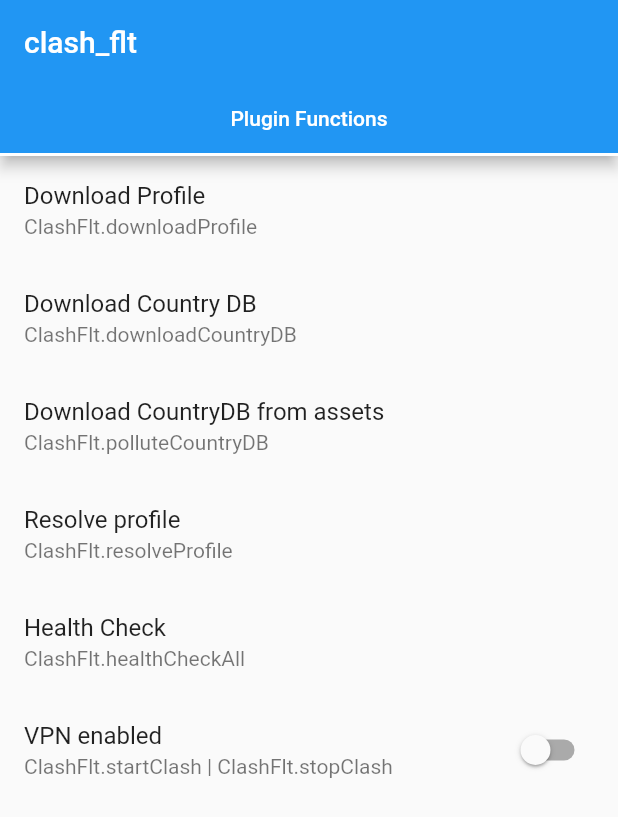
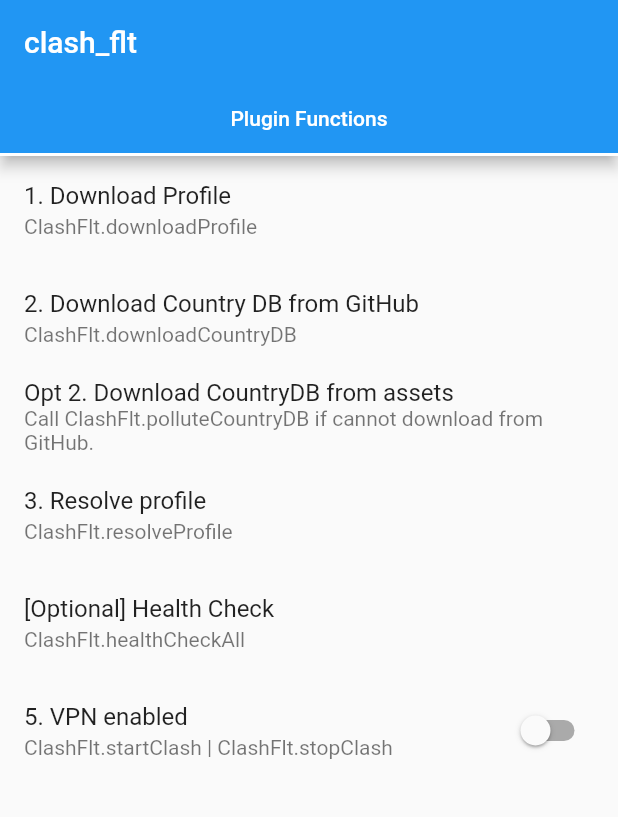
Before and after one commit to LondonX/clash_flt, a Flutter app: the screen it shows after launch, on a phone screen of 412 x 824 dp. Shown: the top 817 px of the screen. Run offline on Flutter 3.47's test engine with Material 2 defaults, Android fonts, the phone set to English and light mode, and no system bars; our stand-ins replace yaml; missing offline and left inert: dart_ping, flutter_emoji.

Commit message:
Rebuild Android

```diff
--- a/example/lib/named_proxy_group_view.dart
+++ b/example/lib/named_proxy_group_view.dart
@@ -27,7 +27,7 @@ class _NamedProxyGroupViewState extends State<NamedProxyGroupView> {
 
   _healthCheck(Proxy proxy) async {
     await ClashFlt.instance.healthCheck(proxy);
-    setState(() {});
+    if (mounted) setState(() {});
   }
 
   _mapProxies() {
--- a/example/lib/plugin_functions_view.dart
+++ b/example/lib/plugin_functions_view.dart
@@ -49,7 +49,7 @@ class _PluginFunctionsViewState extends State<PluginFunctionsView> {
           valueListenable: ClashFlt.instance.profileFile,
           builder: (context, profileFile, child) {
             return ListTile(
-              title: const Text("Download Profile"),
+              title: const Text("1. Download Profile"),
               subtitle: ValueListenableBuilder<bool>(
                 valueListenable: ClashFlt.instance.profileDownloading,
                 builder: (context, isDownloading, child) {
@@ -75,7 +75,7 @@ class _PluginFunctionsViewState extends State<PluginFunctionsView> {
           valueListenable: ClashFlt.instance.countryDBFile,
           builder: (context, countryDBFile, child) {
             return ListTile(
-              title: const Text("Download Country DB"),
+              title: const Text("2. Download Country DB from GitHub"),
               subtitle: ValueListenableBuilder<bool>(
                 valueListenable: ClashFlt.instance.countryDBDownloading,
                 builder: (context, isDownloading, child) {
@@ -95,8 +95,10 @@ class _PluginFunctionsViewState extends State<PluginFunctionsView> {
           },
         ),
         ListTile(
-          title: const Text("Download CountryDB from assets"),
-          subtitle: const Text("ClashFlt.polluteCountryDB"),
+          title: const Text("Opt 2. Download CountryDB from assets"),
+          subtitle: const Text(
+            "Call ClashFlt.polluteCountryDB if cannot download from GitHub.",
+          ),
           onTap: () async {
             ClashFlt.instance.polluteCountryDB("assets/Country.mmdb");
           },
@@ -105,7 +107,7 @@ class _PluginFunctionsViewState extends State<PluginFunctionsView> {
           valueListenable: ClashFlt.instance.profile,
           builder: (context, profile, child) {
             return ListTile(
-              title: const Text("Resolve profile"),
+              title: const Text("3. Resolve profile"),
               subtitle: ValueListenableBuilder<bool>(
                 valueListenable: ClashFlt.instance.profileResolving,
                 builder: (context, isResolving, child) {
@@ -125,7 +127,7 @@ class _PluginFunctionsViewState extends State<PluginFunctionsView> {
           },
         ),
         ListTile(
-          title: const Text("Health Check"),
+          title: const Text("[Optional] Health Check"),
           subtitle: ValueListenableBuilder<bool>(
             valueListenable: ClashFlt.instance.healthChecking,
             builder: (context, isChecking, child) {
@@ -142,7 +144,7 @@ class _PluginFunctionsViewState extends State<PluginFunctionsView> {
           valueListenable: ClashFlt.instance.state.isRunning,
           builder: (context, value, child) {
             return SwitchListTile(
-              title: const Text("VPN enabled"),
+              title: const Text("5. VPN enabled"),
               subtitle: const Text("ClashFlt.startClash | ClashFlt.stopClash"),
               value: value == LazyState.enabled || value == LazyState.disabling,
               onChanged:
--- a/lib/clash_flt.dart
+++ b/lib/clash_flt.dart
@@ -85,7 +85,7 @@ class ClashFlt {
     countryDBDownloading.value = true;
     final data = await rootBundle.load(assetName);
     File target = File(
-      "${homeDir.path}${Platform.pathSeparator}country${Platform.pathSeparator}Country.mmdb",
+      "${homeDir.path}${Platform.pathSeparator}Country.mmdb",
     );
     if (!await target.exists()) await target.create(recursive: true);
     await target.writeAsBytes(data.buffer.asUint8List());
@@ -101,7 +101,7 @@ class ClashFlt {
     final uri = Uri.parse(url);
     final fileName = url.split("/").last;
     File target = File(
-      "${homeDir.path}${Platform.pathSeparator}country${Platform.pathSeparator}$fileName",
+      "${homeDir.path}${Platform.pathSeparator}$fileName",
     );
     if (await target.exists() && !isForce) {
       countryDBFile.value = target;
```
Also changed, not shown: 6 other files.
